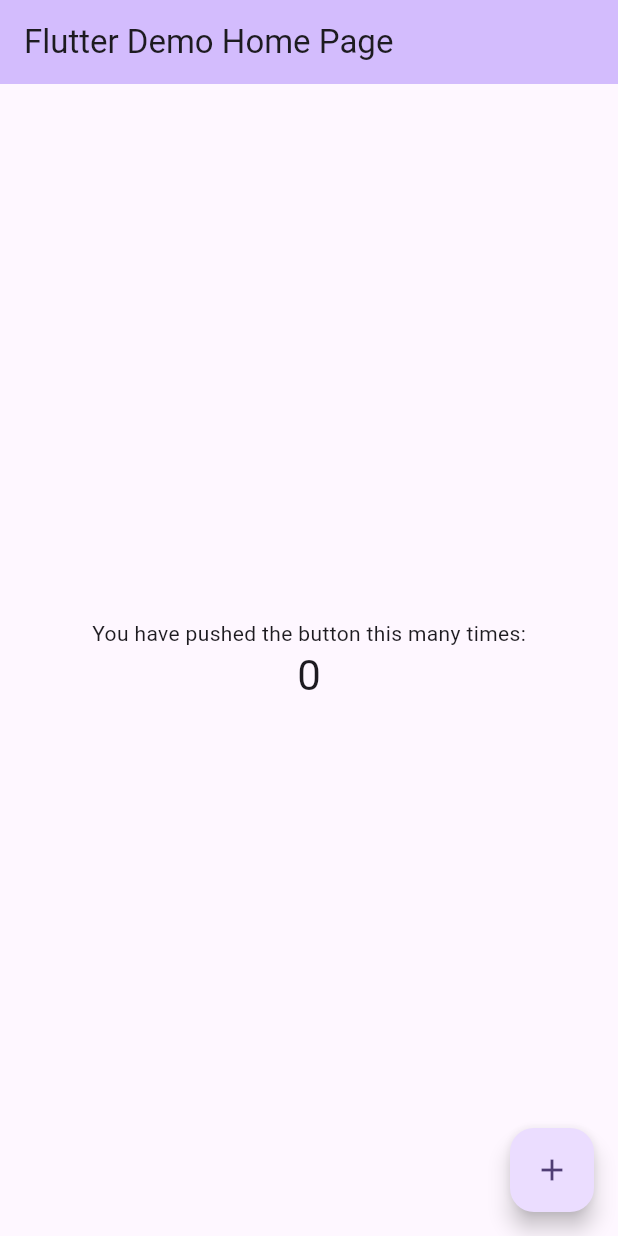
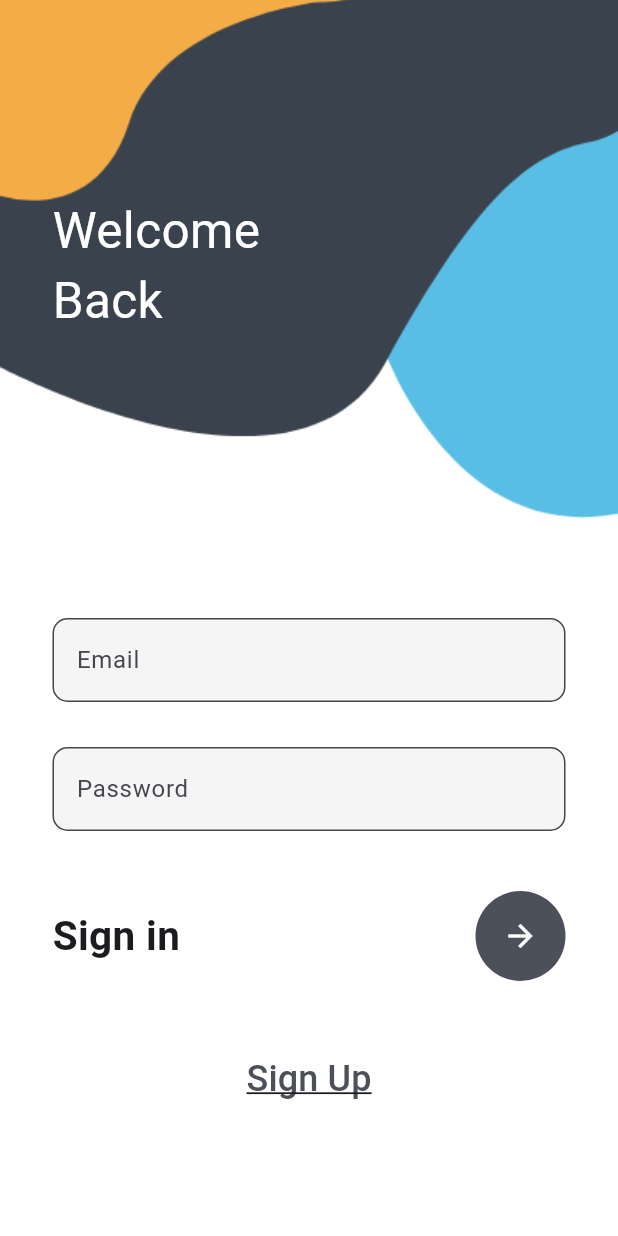
Before and after one commit to surajkumar194/photosharing, a Flutter app: the screen it shows after launch, on a phone screen of 412 x 824 dp. Run offline on Flutter 3.47's test engine with Material 3 defaults, Android fonts, the phone set to English and light mode, and no system bars.

Commit message:
photosharing

```diff
--- a/photosharing/lib/main.dart
+++ b/photosharing/lib/main.dart
@@ -1,125 +1,15 @@
 import 'package:flutter/material.dart';
 
+import 'package:photosharing/screen/Login.dart';
+import 'package:photosharing/screen/registration.dart';
+
 void main() {
-  runApp(const MyApp());
+  runApp(MaterialApp(
+    debugShowCheckedModeBanner: false,
+    home: MyLogin(),
+    routes: {
+      'register': (context) => MyRegister(),
+      'login': (context) => MyLogin(),
+    },
+  ));
 }
-
-class MyApp extends StatelessWidget {
-  const MyApp({super.key});
-
-  // This widget is the root of your application.
-  @override
-  Widget build(BuildContext context) {
-    return MaterialApp(
-      title: 'Flutter Demo',
-      theme: ThemeData(
-        // This is the theme of your application.
-        //
-        // TRY THIS: Try running your application with "flutter run". You'll see
-        // the application has a purple toolbar. Then, without quitting the app,
-        // try changing the seedColor in the colorScheme below to Colors.green
-        // and then invoke "hot reload" (save your changes or press the "hot
-        // reload" button in a Flutter-supported IDE, or press "r" if you used
-        // the command line to start the app).
-        //
-        // Notice that the counter didn't reset back to zero; the application
-        // state is not lost during the reload. To reset the state, use hot
-        // restart instead.
-        //
-        // This works for code too, not just values: Most code changes can be
-        // tested with just a hot reload.
-        colorScheme: ColorScheme.fromSeed(seedColor: Colors.deepPurple),
-        useMaterial3: true,
-      ),
-      home: const MyHomePage(title: 'Flutter Demo Home Page'),
-    );
-  }
-}
-
-class MyHomePage extends StatefulWidget {
-  const MyHomePage({super.key, required this.title});
-
-  // This widget is the home page of your application. It is stateful, meaning
-  // that it has a State object (defined below) that contains fields that affect
-  // how it looks.
-
-  // This class is the configuration for the state. It holds the values (in this
-  // case the title) provided by the parent (in this case the App widget) and
-  // used by the build method of the State. Fields in a Widget subclass are
-  // always marked "final".
-
-  final String title;
-
-  @override
-  State<MyHomePage> createState() => _MyHomePageState();
-}
-
-class _MyHomePageState extends State<MyHomePage> {
-  int _counter = 0;
-
-  void _incrementCounter() {
-    setState(() {
-      // This call to setState tells the Flutter framework that something has
-      // changed in this State, which causes it to rerun the build method below
-      // so that the display can reflect the updated values. If we changed
-      // _counter without calling setState(), then the build method would not be
-      // called again, and so nothing would appear to happen.
-      _counter++;
-    });
-  }
-
-  @override
-  Widget build(BuildContext context) {
-    // This method is rerun every time setState is called, for instance as done
-    // by the _incrementCounter method above.
-    //
-    // The Flutter framework has been optimized to make rerunning build methods
-    // fast, so that you can just rebuild anything that needs updating rather
-    // than having to individually change instances of widgets.
-    return Scaffold(
-      appBar: AppBar(
-        // TRY THIS: Try changing the color here to a specific color (to
-        // Colors.amber, perhaps?) and trigger a hot reload to see the AppBar
-        // change color while the other colors stay the same.
-        backgroundColor: Theme.of(context).colorScheme.inversePrimary,
-        // Here we take the value from the MyHomePage object that was created by
-        // the App.build method, and use it to set our appbar title.
-        title: Text(widget.title),
-      ),
-      body: Center(
-        // Center is a layout widget. It takes a single child and positions it
-        // in the middle of the parent.
-        child: Column(
-          // Column is also a layout widget. It takes a list of children and
-          // arranges them vertically. By default, it sizes itself to fit its
-          // children horizontally, and tries to be as tall as its parent.
-          //
-          // Column has various properties to control how it sizes itself and
-          // how it positions its children. Here we use mainAxisAlignment to
-          // center the children vertically; the main axis here is the vertical
-          // axis because Columns are vertical (the cross axis would be
-          // horizontal).
-          //
-          // TRY THIS: Invoke "debug painting" (choose the "Toggle Debug Paint"
-          // action in the IDE, or press "p" in the console), to see the
-          // wireframe for each widget.
-          mainAxisAlignment: MainAxisAlignment.center,
-          children: <Widget>[
-            const Text(
-              'You have pushed the button this many times:',
-            ),
-            Text(
-              '$_counter',
-              style: Theme.of(context).textTheme.headlineMedium,
-            ),
-          ],
-        ),
-      ),
-      floatingActionButton: FloatingActionButton(
-        onPressed: _incrementCounter,
-        tooltip: 'Increment',
-        child: const Icon(Icons.add),
-      ), // This trailing comma makes auto-formatting nicer for build methods.
-    );
-  }
-}
--- /dev/null
+++ b/photosharing/lib/screen/Login.dart
@@ -0,0 +1,172 @@
+import 'package:flutter/material.dart';
+
+class MyLogin extends StatefulWidget {
+  const MyLogin({Key? key}) : super(key: key);
+
+  @override
+  _MyLoginState createState() => _MyLoginState();
+}
+
+class _MyLoginState extends State<MyLogin> {
+  final GlobalKey<FormState> _formKey = GlobalKey<FormState>();
+  final TextEditingController _emailController = TextEditingController();
+  final TextEditingController _passwordController = TextEditingController();
+
+  @override
+  Widget build(BuildContext context) {
+    return Container(
+      decoration: BoxDecoration(
+        image: DecorationImage(
+            image: AssetImage('assets/login.png'), fit: BoxFit.cover),
+      ),
+      child: Scaffold(
+        backgroundColor: Colors.transparent,
+        body: Stack(
+          children: [
+            Container(),
+            Container(
+              padding: EdgeInsets.only(left: 35, top: 130),
+              child: Text(
+                'Welcome\nBack',
+                style: TextStyle(color: Colors.white, fontSize: 33),
+              ),
+            ),
+            SingleChildScrollView(
+              child: Container(
+                padding: EdgeInsets.only(
+                    top: MediaQuery.of(context).size.height * 0.5),
+                child: Form(
+                  key: _formKey,
+                  child: Column(
+                    crossAxisAlignment: CrossAxisAlignment.start,
+                    children: [
+                      Container(
+                        margin: EdgeInsets.only(left: 35, right: 35),
+                        child: Column(
+                          children: [
+                            TextFormField(
+                              controller: _emailController,
+                              style: TextStyle(color: Colors.black),
+                              decoration: InputDecoration(
+                                fillColor: Colors.grey.shade100,
+                                filled: true,
+                                hintText: "Email",
+                                border: OutlineInputBorder(
+                                  borderRadius: BorderRadius.circular(10),
+                                ),
+                              ),
+                              validator: (value) {
+                                if (value == null || value.isEmpty) {
+                                  return 'Please enter your email';
+                                }
+                                // Add email format validation
+                                if (!RegExp(
+                                        r'^[\w-\.]+@([\w-]+\.)+[\w-]{2,4}$')
+                                    .hasMatch(value)) {
+                                  return 'Please enter a valid email';
+                                }
+                                return null;
+                              },
+                            ),
+                            SizedBox(
+                              height: 30,
+                            ),
+                            TextFormField(
+                              controller: _passwordController,
+                              style: TextStyle(),
+                              obscureText: true,
+                              decoration: InputDecoration(
+                                fillColor: Colors.grey.shade100,
+                                filled: true,
+                                hintText: "Password",
+                                border: OutlineInputBorder(
+                                  borderRadius: BorderRadius.circular(10),
+                                ),
+                              ),
+                              validator: (value) {
+                                if (value == null || value.isEmpty) {
+                                  return 'Please enter your password';
+                                }
+                                return null;
+                              },
+                            ),
+                            SizedBox(
+                              height: 40,
+                            ),
+                            Row(
+                              mainAxisAlignment: MainAxisAlignment.spaceBetween,
+                              children: [
+                                Text(
+                                  'Sign in',
+                                  style: TextStyle(
+                                      fontSize: 27,
+                                      fontWeight: FontWeight.w700),
+                                ),
+                                CircleAvatar(
+                                  radius: 30,
+                                  backgroundColor: Color(0xff4c505b),
+                                  child: IconButton(
+                                    color: Colors.white,
+                                    onPressed: () {
+                                      _submitForm();
+                                    },
+                                    icon: Icon(
+                                      Icons.arrow_forward,
+                                    ),
+                                  ),
+                                )
+                              ],
+                            ),
+                            SizedBox(
+                              height: 40,
+                            ),
+                            Row(
+                              mainAxisAlignment: MainAxisAlignment.center,
+                              children: [
+                                TextButton(
+                                  onPressed: () {
+                                    Navigator.pushNamed(context, 'register');
+                                  },
+                                  child: Text(
+                                    'Sign Up',
+                                    textAlign: TextAlign.left,
+                                    style: TextStyle(
+                                        decoration: TextDecoration.underline,
+                                        color: Color(0xff4c505b),
+                                        fontSize: 24),
+                                  ),
+                                  style: ButtonStyle(),
+                                ),
+                                // TextButton(
+                                //   onPressed: () {},
+                                //   child: Text(
+                                //     'Forgot Password',
+                                //     style: TextStyle(
+                                //       decoration: TextDecoration.underline,
+                                //       color: Color(0xff4c505b),
+                                //       fontSize: 18,
+                                //     ),
+                                //   ),
+                                // ),
+                              ],
+                            )
+                          ],
+                        ),
+                      )
+                    ],
+                  ),
+                ),
+              ),
+            ),
+          ],
+        ),
+      ),
+    );
+  }
+
+  void _submitForm() {
+    if (_formKey.currentState!.validate()) {
+      // Validation passed, proceed with login logic
+    }
+  }
+}
--- a/photosharing/pubspec.yaml
+++ b/photosharing/pubspec.yaml
@@ -59,8 +59,8 @@ flutter:
   uses-material-design: true
 
   # To add assets to your application, add an assets section, like this:
-  # assets:
-  #   - images/a_dot_burr.jpeg
+  assets:
+    - assets/
   #   - images/a_dot_ham.jpeg
 
   # An image asset can refer to one or more resolution-specific "variants", see
```
Also changed, not shown: photosharing/lib/screen/home.dart (added, +15 -0 lines), photosharing/lib/screen/registration.dart (added, +223 -0 lines), photosharing/assets/login.png (added), photosharing/assets/register.png (added), 1 other file.
